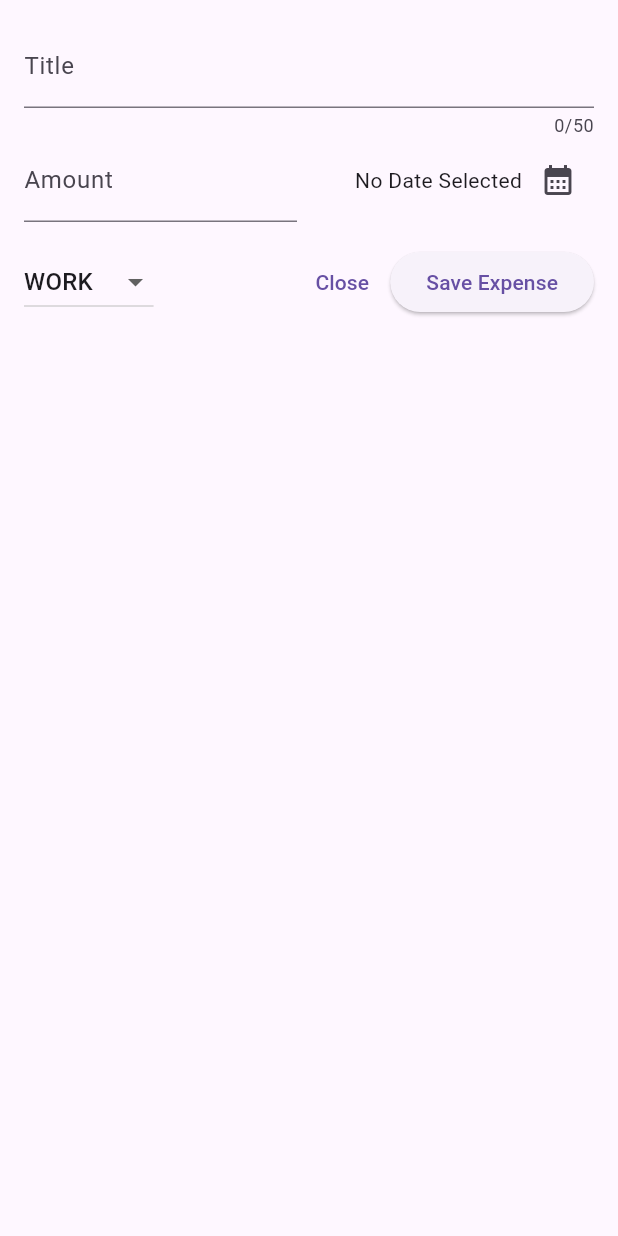
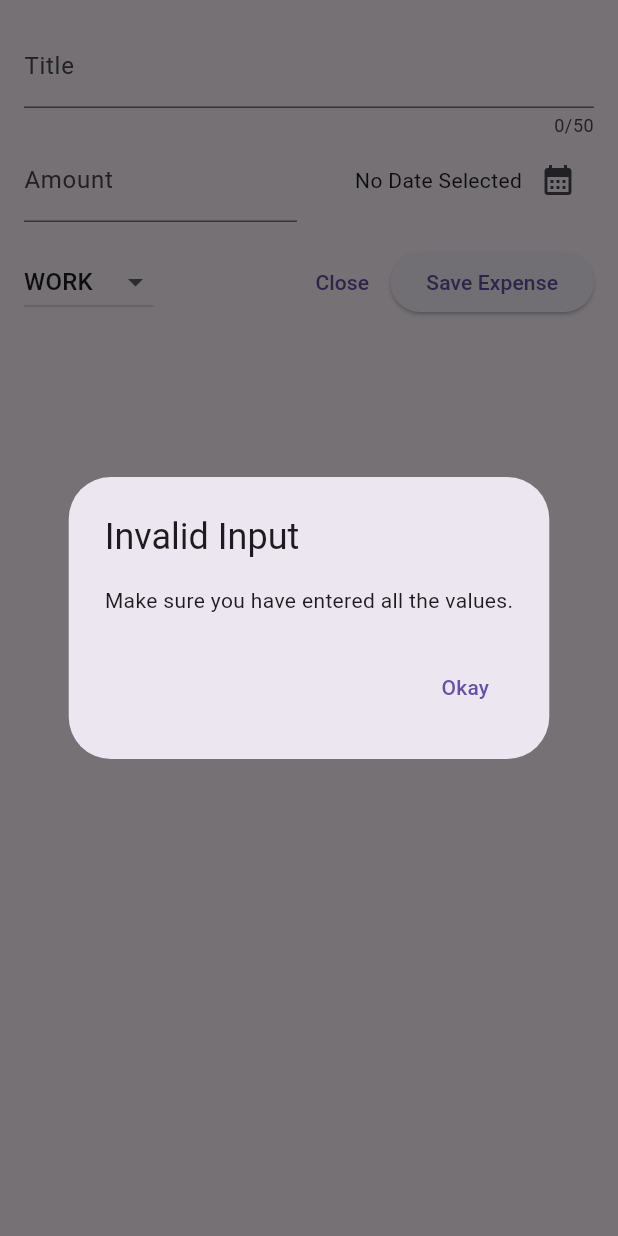
Before and after one commit to a-anuj/flutter-projects, a Flutter app: the NewExpense widget shown alone on an empty page, opened directly, after a tap on "Save Expense", on a phone screen of 412 x 824 dp. Run offline on Flutter 3.47's test engine with Material 3 defaults, Android fonts, the phone set to English and light mode, and no system bars; our stand-ins replace google_fonts.

Commit message:
show the error dialog when no input is submitted

```diff
--- a/expense_tracker/lib/new_expense.dart
+++ b/expense_tracker/lib/new_expense.dart
@@ -36,7 +36,23 @@ class _NewExpenseState extends State<NewExpense>{
     final enteredAmount = double.tryParse(_amountController.text);
     final amountIsInvalid = enteredAmount == null || enteredAmount<0;
     if(_titleController.text.trim().isEmpty || amountIsInvalid || _selectedDate == null){
+      showDialog(
+          context: context,
+          builder: (ctx) => AlertDialog(
+            title: Text("Invalid Input"),
+            content: Text("Make sure you have entered all the values."),
+            actions: [
+              TextButton(
+                  onPressed: () {
+                    Navigator.pop(ctx);
+                  },
+                  child: Text("Okay")
+              )
+            ],
+          )
 
+      );
+      return ;
     }
   }
 
@@ -119,10 +135,7 @@ class _NewExpenseState extends State<NewExpense>{
                     child: Text("Close")
                 ),
                 ElevatedButton(
-                    onPressed: (){
-                      print(_titleController.text);
-                      print(_amountController.text);
-                    },
+                    onPressed: _submitExpenseData,
                     child: Text("Save Expense")
                 ),
 
```
